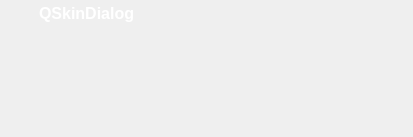
c3c/quazaa, file QSkinDialog/qskindialog.ui: the form before one commit.
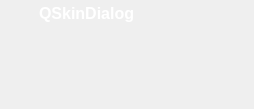
The form after the commit. Icons and pictures are not drawn.

What changed in the file:
```diff
--- a/QSkinDialog/qskindialog.ui
+++ b/QSkinDialog/qskindialog.ui
@@ -6,8 +6,8 @@
    <rect>
     <x>0</x>
     <y>0</y>
-    <width>413</width>
-    <height>137</height>
+    <width>254</width>
+    <height>109</height>
    </rect>
   </property>
   <property name="windowTitle">
```
